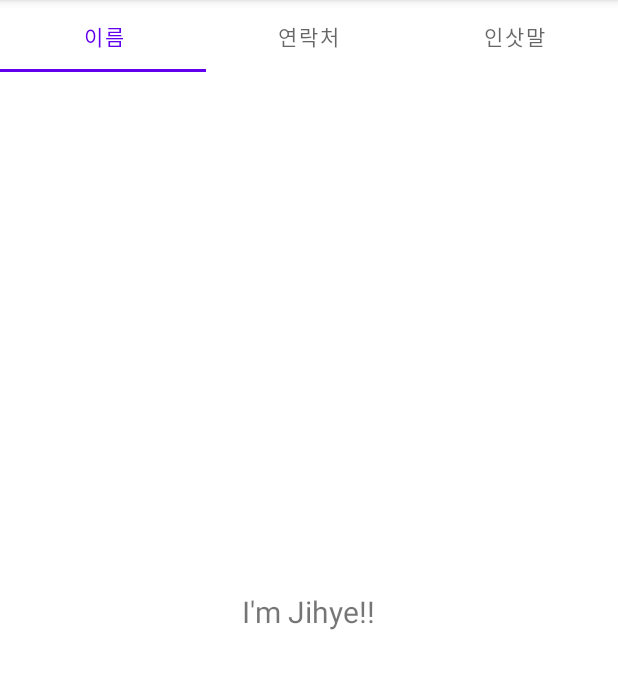
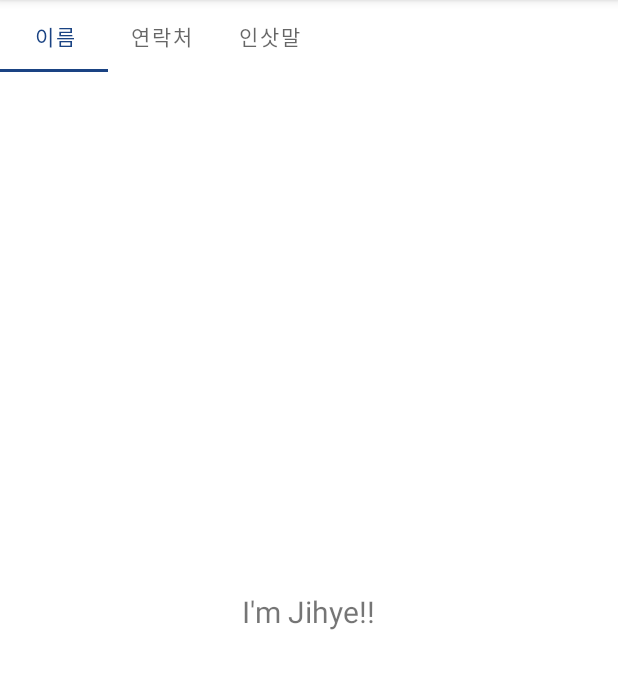
Before and after one commit to jeonjihye/ViewPager, an Android app: the screen it shows after launch (MainActivity), on a phone screen of 412 x 824 dp, the part 84-773 px from its top. Run offline under Robolectric (Android 15) with nearby library versions, the phone set to English and light mode, and no system bars.

Commit message:
탭레이아웃 커스터마이징

```diff
--- a/app/src/main/res/layout/activity_main.xml
+++ b/app/src/main/res/layout/activity_main.xml
@@ -9,7 +9,10 @@
 
     <com.google.android.material.tabs.TabLayout
         android:id="@+id/mainTabLayout"
+        app:tabSelectedTextColor="#1A4383"
+        app:tabIndicatorColor="#1A4383"
         android:layout_width="match_parent"
+        app:tabMode="scrollable"
         android:layout_height="wrap_content"/>
 
     <androidx.viewpager.widget.ViewPager
```
